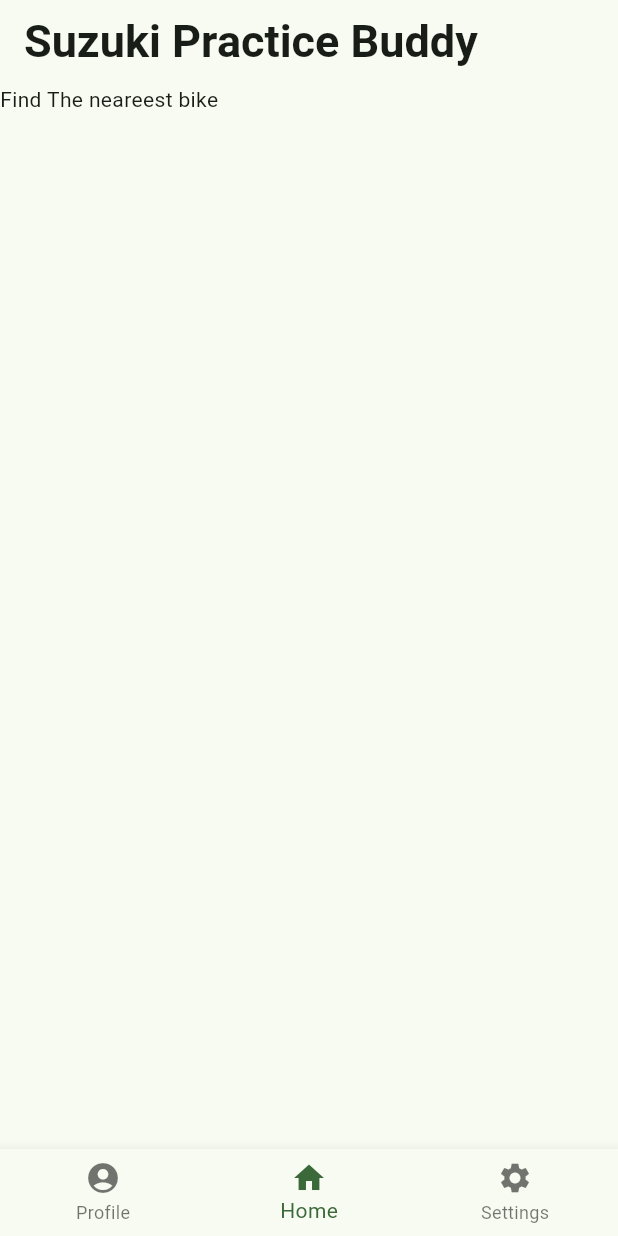
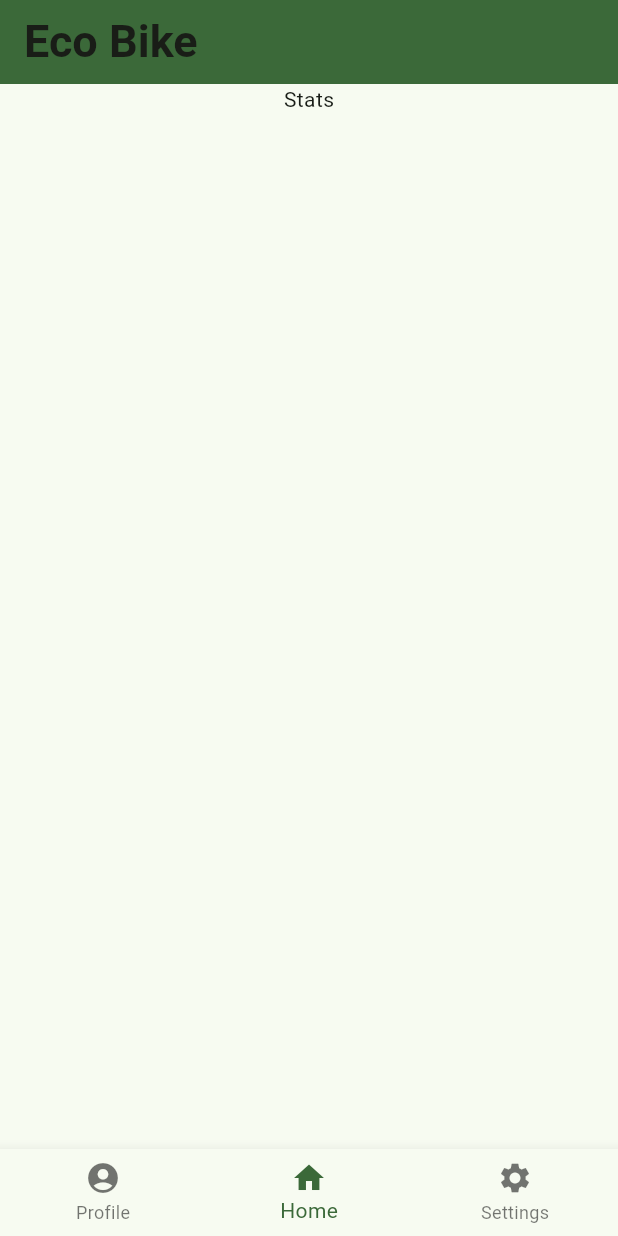
Before and after one commit to JamesRenn-ie/BrisHack25, a Flutter app: the screen it shows after launch, on a phone screen of 412 x 824 dp. Run offline on Flutter 3.47's test engine with Material 3 defaults, Android fonts, the light colour scheme and no system bars.

Commit message:
started UI desing

```diff
--- a/EcoBike/lib/homePage.dart
+++ b/EcoBike/lib/homePage.dart
@@ -12,11 +12,51 @@
   @override
   Widget build(BuildContext context) {
     return Scaffold(
-      body: Column(
-        children: [
-          Text("Find The neareest bike")
-        ],
+      body: Center(
+        child: Column(
+
+          children: [
+            Flexible(
+
+              child: Text("Stats"),
+            )
+
+          //   SingleChildScrollView(
+          //     child: Column(
+          //         crossAxisAlignment: CrossAxisAlignment.stretch,
+          //         children: [
+          //
+          //           Center(
+          //             child: Text(
+          //             'STORE',
+          //               style: TextStyle(fontSize: 24, fontWeight: FontWeight.bold),
+          //             ),
+          //           ),
+          //           SizedBox(height: 10), // Space between store and coins row
+          //           Padding(
+          //             padding: EdgeInsets.symmetric(horizontal: 16),
+          //             child: Row(
+          //               mainAxisAlignment: MainAxisAlignment.spaceBetween,
+          //               children: [
+          //                 SizedBox(), // Placeholder to push coins to the right
+          //                 Row(
+          //                 ),
+          //               ],
+          //             ),
+          //           ),
+          //
+          //
+          //
+          //         ]
+          // ),
+          //
+          //
+          //   )
+
+          ],
       ),
+      )
+
     );
   }
 
--- a/EcoBike/lib/main.dart
+++ b/EcoBike/lib/main.dart
@@ -52,9 +52,10 @@
     ];
     return Scaffold(
         appBar: AppBar(
+          backgroundColor: Theme.of(context).primaryColor,
 
           title: Text(
-          "Suzuki Practice Buddy",
+            "Eco Bike",
             style: TextStyle(
               fontSize: 30,
               fontWeight: FontWeight.bold,
```
Lines whose indentation alone changed are shown as unchanged.
